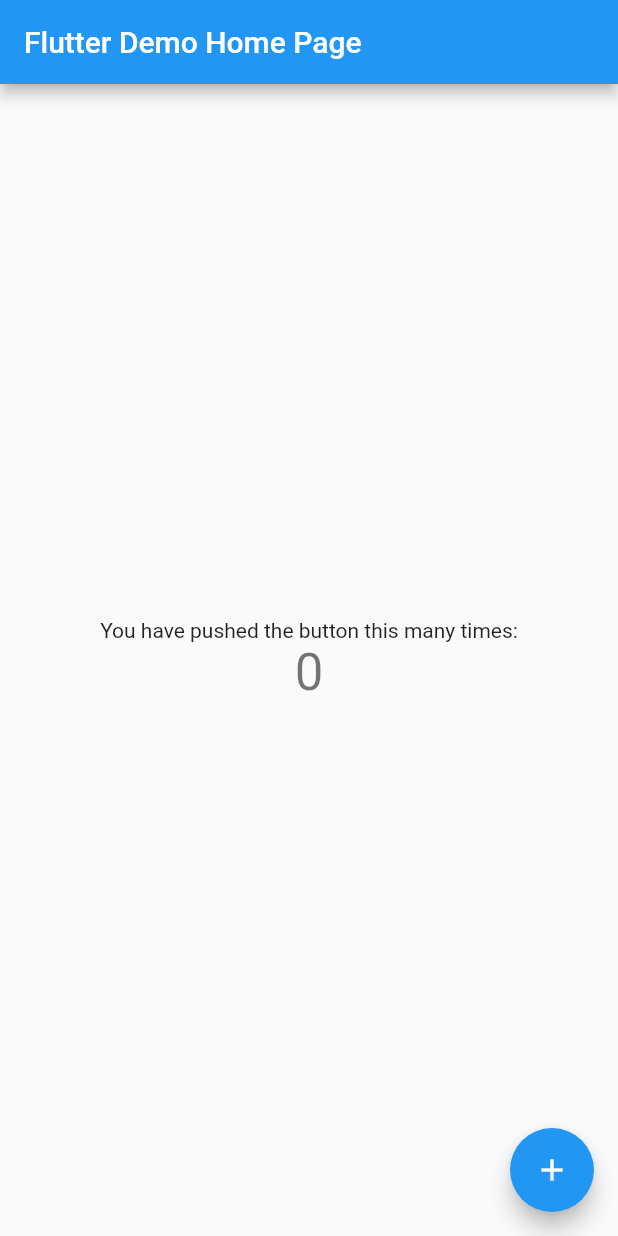
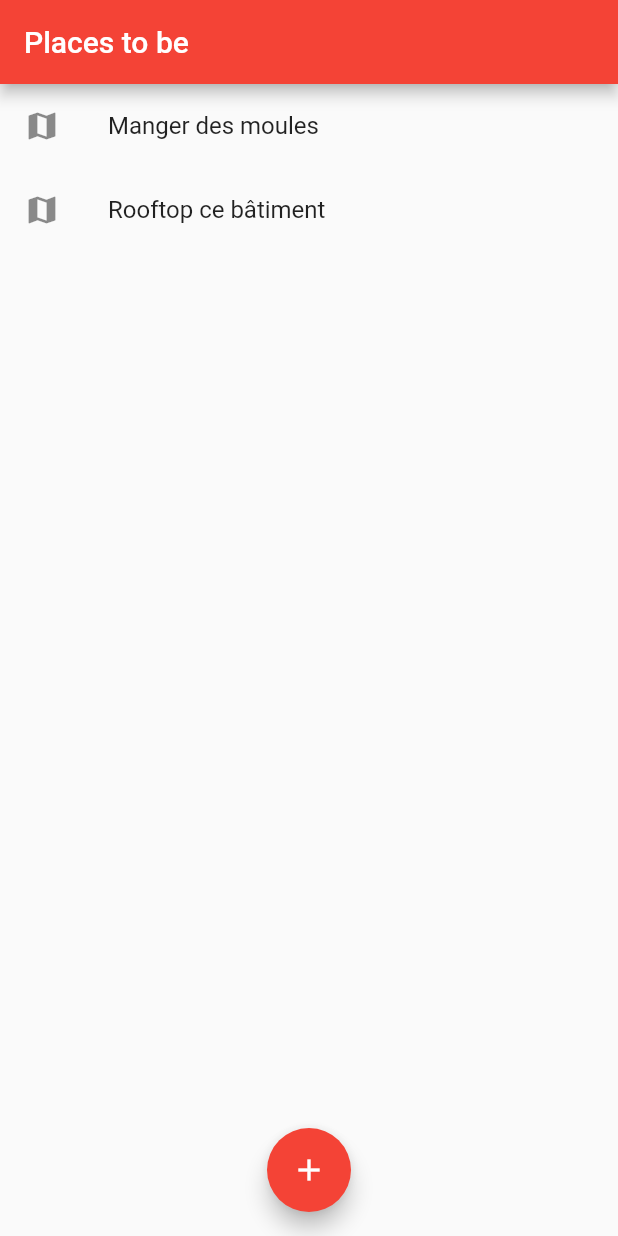
Before and after one commit to yoppoy/places_to_be, a Flutter app: the screen it shows after launch, on a phone screen of 412 x 824 dp. Run offline on Flutter 3.47's test engine with Material 2 defaults, Android fonts, the phone set to English and light mode, and no system bars; our stand-ins replace flutter_dotenv.

```diff
--- a/lib/main.dart
+++ b/lib/main.dart
@@ -1,111 +1,27 @@
 import 'package:flutter/material.dart';
+import 'package:flutter_dotenv/flutter_dotenv.dart';
+import 'package:places_to_be/screens/screen_home.dart';
+import 'package:places_to_be/screens/screen_create_note.dart';
 
-void main() => runApp(MyApp());
+Future main() async {
+  await DotEnv().load('.env');
+  runApp(MyApp());
+}
 
 class MyApp extends StatelessWidget {
-  // This widget is the root of your application.
   @override
   Widget build(BuildContext context) {
     return MaterialApp(
       title: 'Flutter Demo',
+      initialRoute: '/',
+      routes: {
+        '/': (context) => ScreenHome(),
+        '/create': (context) => ScreenCreateNote(),
+      },
+      debugShowCheckedModeBanner: false,
       theme: ThemeData(
-        // This is the theme of your application.
-        //
-        // Try running your application with "flutter run". You'll see the
-        // application has a blue toolbar. Then, without quitting the app, try
-        // changing the primarySwatch below to Colors.green and then invoke
-        // "hot reload" (press "r" in the console where you ran "flutter run",
-        // or simply save your changes to "hot reload" in a Flutter IDE).
-        // Notice that the counter didn't reset back to zero; the application
-        // is not restarted.
-        primarySwatch: Colors.blue,
+        primarySwatch: Colors.red,
       ),
-      home: MyHomePage(title: 'Flutter Demo Home Page'),
     );
   }
 }
-
-class MyHomePage extends StatefulWidget {
-  MyHomePage({Key key, this.title}) : super(key: key);
-
-  // This widget is the home page of your application. It is stateful, meaning
-  // that it has a State object (defined below) that contains fields that affect
-  // how it looks.
-
-  // This class is the configuration for the state. It holds the values (in this
-  // case the title) provided by the parent (in this case the App widget) and
-  // used by the build method of the State. Fields in a Widget subclass are
-  // always marked "final".
-
-  final String title;
-
-  @override
-  _MyHomePageState createState() => _MyHomePageState();
-}
-
-class _MyHomePageState extends State<MyHomePage> {
-  int _counter = 0;
-
-  void _incrementCounter() {
-    setState(() {
-      // This call to setState tells the Flutter framework that something has
-      // changed in this State, which causes it to rerun the build method below
-      // so that the display can reflect the updated values. If we changed
-      // _counter without calling setState(), then the build method would not be
-      // called again, and so nothing would appear to happen.
-      _counter++;
-    });
-  }
-
-  @override
-  Widget build(BuildContext context) {
-    // This method is rerun every time setState is called, for instance as done
-    // by the _incrementCounter method above.
-    //
-    // The Flutter framework has been optimized to make rerunning build methods
-    // fast, so that you can just rebuild anything that needs updating rather
-    // than having to individually change instances of widgets.
-    return Scaffold(
-      appBar: AppBar(
-        // Here we take the value from the MyHomePage object that was created by
-        // the App.build method, and use it to set our appbar title.
-        title: Text(widget.title),
-      ),
-      body: Center(
-        // Center is a layout widget. It takes a single child and positions it
-        // in the middle of the parent.
-        child: Column(
-          // Column is also a layout widget. It takes a list of children and
-          // arranges them vertically. By default, it sizes itself to fit its
-          // children horizontally, and tries to be as tall as its parent.
-          //
-          // Invoke "debug painting" (press "p" in the console, choose the
-          // "Toggle Debug Paint" action from the Flutter Inspector in Android
-          // Studio, or the "Toggle Debug Paint" command in Visual Studio Code)
-          // to see the wireframe for each widget.
-          //
-          // Column has various properties to control how it sizes itself and
-          // how it positions its children. Here we use mainAxisAlignment to
-          // center the children vertically; the main axis here is the vertical
-          // axis because Columns are vertical (the cross axis would be
-          // horizontal).
-          mainAxisAlignment: MainAxisAlignment.center,
-          children: <Widget>[
-            Text(
-              'You have pushed the button this many times:',
-            ),
-            Text(
-              '$_counter',
-              style: Theme.of(context).textTheme.display1,
-            ),
-          ],
-        ),
-      ),
-      floatingActionButton: FloatingActionButton(
-        onPressed: _incrementCounter,
-        tooltip: 'Increment',
-        child: Icon(Icons.add),
-      ), // This trailing comma makes auto-formatting nicer for build methods.
-    );
-  }
-}
--- /dev/null
+++ b/lib/models/note.dart
@@ -0,0 +1,16 @@
+import 'package:flutter/foundation.dart';
+
+class Coord {
+  double latitude;
+  double longitude;
+
+  Coord({this.latitude, this.longitude});
+}
+
+class Note {
+  String title;
+  String note;
+  Coord position;
+
+  Note({@required this.title, this.note, @required this.position});
+}
--- /dev/null
+++ b/lib/screens/screen_home.dart
@@ -0,0 +1,50 @@
+import 'package:flutter/material.dart';
+import 'package:places_to_be/models/note.dart';
+
+class ScreenHome extends StatefulWidget {
+  @override
+  _ScreenHomeState createState() => _ScreenHomeState();
+}
+
+class _ScreenHomeState extends State<ScreenHome> {
+  final entries = [
+    Note(
+        title: "Manger des moules",
+        note: null,
+        position: Coord(latitude: 10.12, longitude: 10.12)),
+    Note(
+        title: "Rooftop ce bâtiment",
+        note: null,
+        position: Coord(latitude: 10.12, longitude: 10.12)),
+  ];
+
+  @override
+  Widget build(BuildContext context) {
+    return Scaffold(
+      appBar: AppBar(
+        title: Text('Places to be'),
+      ),
+      body: Container(
+        child: ListView.builder(
+            itemCount: entries.length,
+            itemBuilder: (BuildContext context, int index) {
+              return ListTile(
+                title: Text(entries[index].title),
+                leading: Icon(Icons.map),
+                onTap: () {
+                  print('selected : ${entries[index].title}');
+                },
+              );
+            }),
+      ),
+      floatingActionButton: FloatingActionButton(
+        child: Icon(Icons.add),
+        onPressed: () {
+            Navigator.pushNamed(context, '/create');
+            print('Clicked');
+        },
+      ),
+      floatingActionButtonLocation: FloatingActionButtonLocation.centerFloat,
+    );
+  }
+}
--- a/pubspec.yaml
+++ b/pubspec.yaml
@@ -23,6 +23,7 @@ dependencies:
   # The following adds the Cupertino Icons font to your application.
   # Use with the CupertinoIcons class for iOS style icons.
   cupertino_icons: ^0.1.2
+  flutter_dotenv: ^2.1.0
 
 dev_dependencies:
   flutter_test:
@@ -41,7 +42,8 @@ flutter:
   uses-material-design: true
 
   # To add assets to your application, add an assets section, like this:
-  # assets:
+  assets:
+    - .env
   #  - images/a_dot_burr.jpeg
   #  - images/a_dot_ham.jpeg
 
```
Also changed, not shown: lib/screens/screen_create_note.dart (added, +31 -0 lines), 2 other files.
